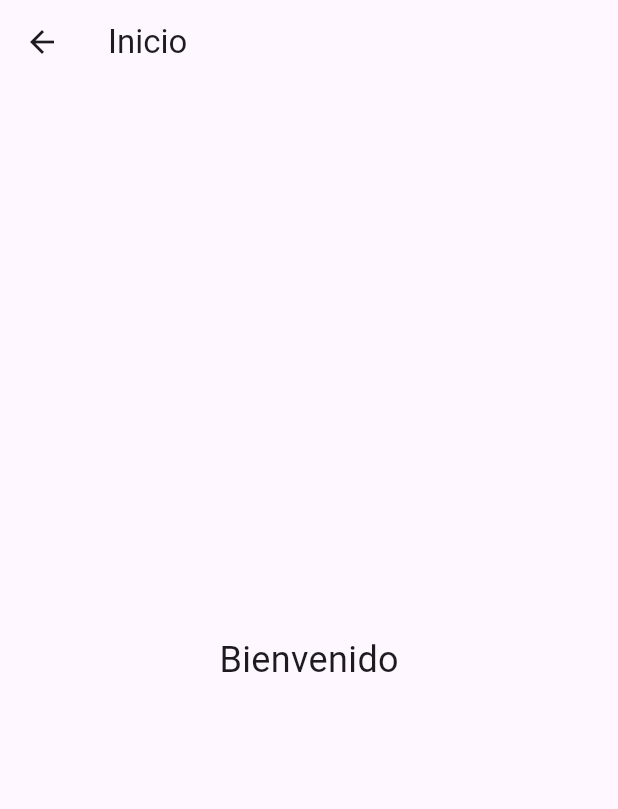
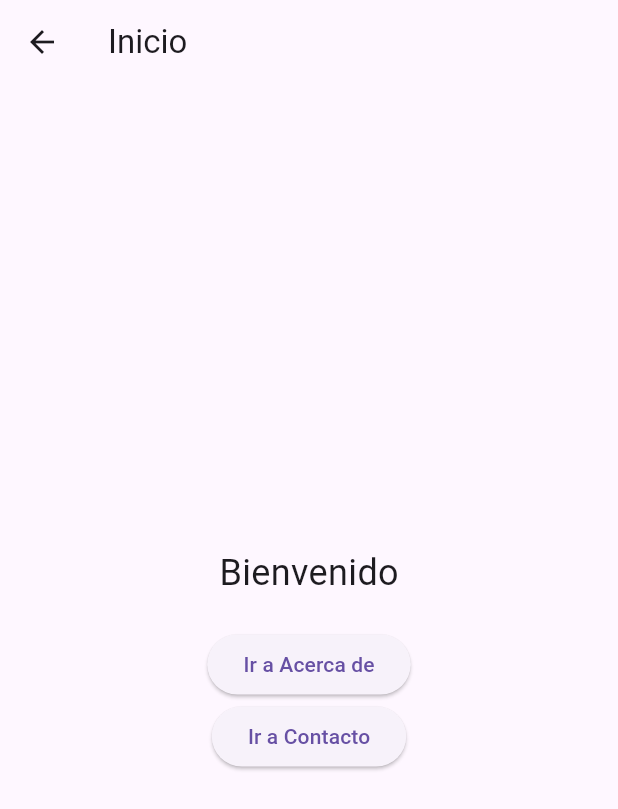
Before and after one commit to patrick-1234567/psiemens-flutter-002, a Flutter app: the InicioScreen screen opened directly, on a phone screen of 412 x 824 dp. Shown: the top 809 px of the screen. Run offline on Flutter 3.47's test engine with Material 3 defaults, Android fonts, the phone set to English and light mode, and no system bars.

Commit message:
Prompt 3
añade botones en incio para navegar entre
pantallas

```diff
--- a/lib/views/inicio_screen.dart
+++ b/lib/views/inicio_screen.dart
@@ -1,4 +1,6 @@
 import 'package:flutter/material.dart';
+import 'acercade_screen.dart';
+import 'contacto_screen.dart';
 
 class InicioScreen extends StatelessWidget {
   @override
@@ -6,9 +8,33 @@ class InicioScreen extends StatelessWidget {
     return Scaffold(
       appBar: AppBar(title: Text('Inicio')),
       body: Center(
-        child: Text(
-          'Bienvenido',
-          style: TextStyle(fontSize: 24),
+        child: Column(
+          mainAxisAlignment: MainAxisAlignment.center,
+          children: [
+            Text(
+              'Bienvenido',
+              style: TextStyle(fontSize: 24),
+            ),
+            SizedBox(height: 20),
+            ElevatedButton(
+              onPressed: () {
+                Navigator.push(
+                  context,
+                  MaterialPageRoute(builder: (context) => AcercaDeScreen()),
+                );
+              },
+              child: Text('Ir a Acerca de'),
+            ),
+            ElevatedButton(
+              onPressed: () {
+                Navigator.push(
+                  context,
+                  MaterialPageRoute(builder: (context) => ContactoScreen()),
+                );
+              },
+              child: Text('Ir a Contacto'),
+            ),
+          ],
         ),
       ),
     );
```
